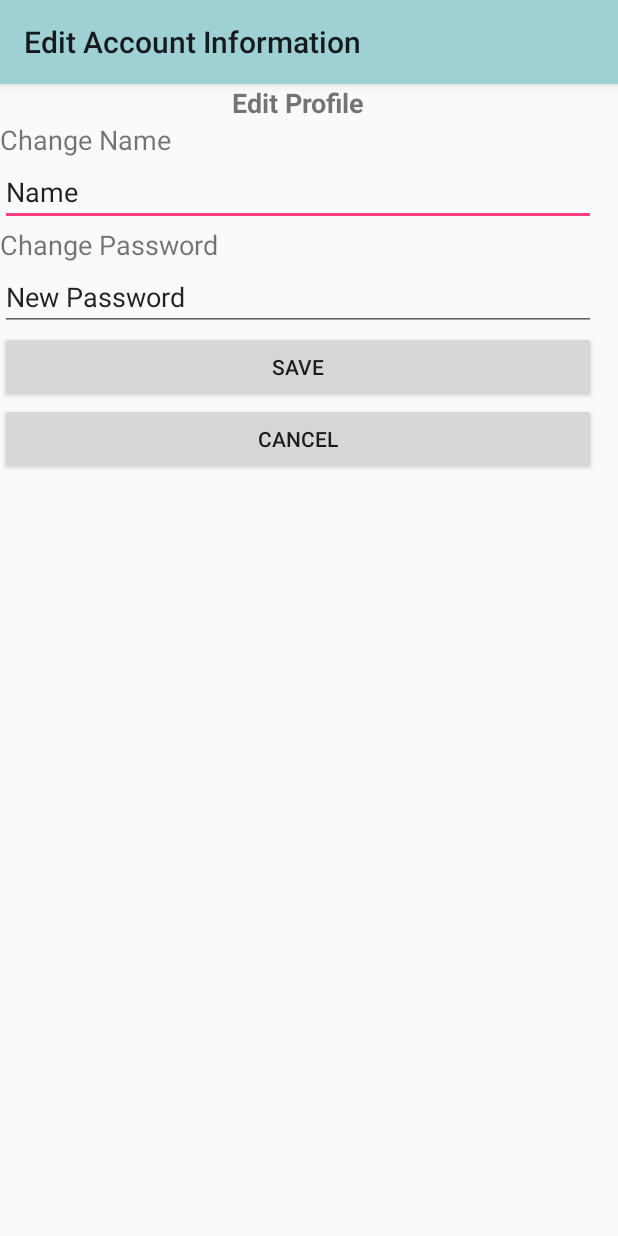
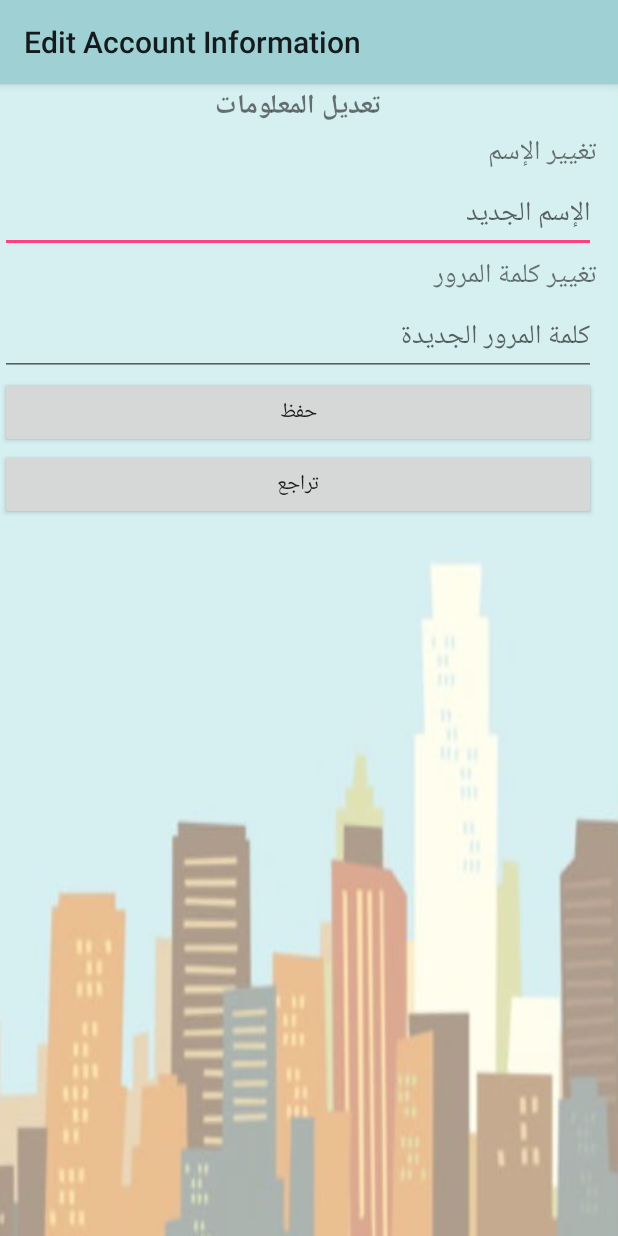
Before and after one commit to Rahafmm/HIREME, an Android app: the EditProfileActivity screen opened directly, with no data from a screen before it, on a phone screen of 412 x 824 dp. Run offline under Robolectric (Android 15) with nearby library versions, the phone set to English and light mode, and no system bars; our stand-ins replace Firebase (no records; nobody signed in at launch, a user with empty details on screens opened directly), sdp/ssp sizes.

Commit message:
password Bug

```diff
--- a/app/src/main/java/com/example/hp/hireme/profileCand.java
+++ b/app/src/main/java/com/example/hp/hireme/profileCand.java
@@ -5,6 +5,8 @@ import android.os.Bundle;
 import android.support.v7.app.AppCompatActivity;
 import android.view.View;
 import android.widget.ImageButton;
+
+import com.example.hp.hireme.AccuontActivity.EditProfileActivity;
 
 public class profileCand extends AppCompatActivity implements View.OnClickListener {
 private ImageButton editprofile;
@@ -24,7 +26,7 @@ private ImageButton editprofile;
     public void onClick(View view) {
 
         if (view==editprofile) {
-            startActivity(new Intent(this, ProfileEditActivity2.class));
+            startActivity(new Intent(this, EditProfileActivity.class));
 
         }
     }
--- a/app/src/main/res/layout/activity_edit_profile.xml
+++ b/app/src/main/res/layout/activity_edit_profile.xml
@@ -5,7 +5,8 @@
     android:layout_width="match_parent"
     android:layout_height="match_parent"
     android:orientation="vertical"
-    tools:context="com.example.hp.hireme.AccuontActivity.EditProfileActivity">
+    tools:context="com.example.hp.hireme.AccuontActivity.EditProfileActivity"
+    android:background="@drawable/qq">
 
 
     <!--//name-->
@@ -97,7 +98,7 @@
             android:id="@+id/textView2"
             android:layout_width="match_parent"
             android:layout_height="wrap_content"
-            android:text="Edit Profile"
+            android:text="تعديل المعلومات"
             android:textAlignment="center"
             android:textSize="18sp"
             android:textStyle="bold"
@@ -108,7 +109,7 @@
             android:id="@+id/textView3"
             android:layout_width="match_parent"
             android:layout_height="wrap_content"
-            android:text="Change Name"
+            android:text="تغيير الإسم"
             android:textSize="18sp" />
 
         <EditText
@@ -116,14 +117,14 @@
             android:layout_width="match_parent"
             android:layout_height="wrap_content"
             android:ems="10"
-            android:inputType="textPersonName"
-            android:text="Name" />
+            android:hint="الإسم الجديد"
+            android:inputType="textPersonName" />
 
         <TextView
             android:id="@+id/textView4"
             android:layout_width="match_parent"
             android:layout_height="wrap_content"
-            android:text="Change Password"
+            android:text="تغيير كلمة المرور"
             android:textAllCaps="false"
             android:textSize="18sp" />
 
@@ -132,21 +133,20 @@
             android:layout_width="match_parent"
             android:layout_height="wrap_content"
             android:ems="10"
-            android:hint="new password"
-            android:inputType="textPersonName"
-            android:text="New Password" />
+            android:hint="كلمة المرور الجديدة"
+            android:inputType="textPersonName" />
 
         <Button
             android:id="@+id/save"
             android:layout_width="match_parent"
             android:layout_height="wrap_content"
             android:elevation="0dp"
-            android:text="Save" />
+            android:text="حفظ" />
 
         <Button
             android:id="@+id/cancel"
             android:layout_width="match_parent"
             android:layout_height="wrap_content"
-            android:text="Cancel" />
+            android:text="تراجع" />
     </LinearLayout>
 </android.support.constraint.ConstraintLayout>
```
